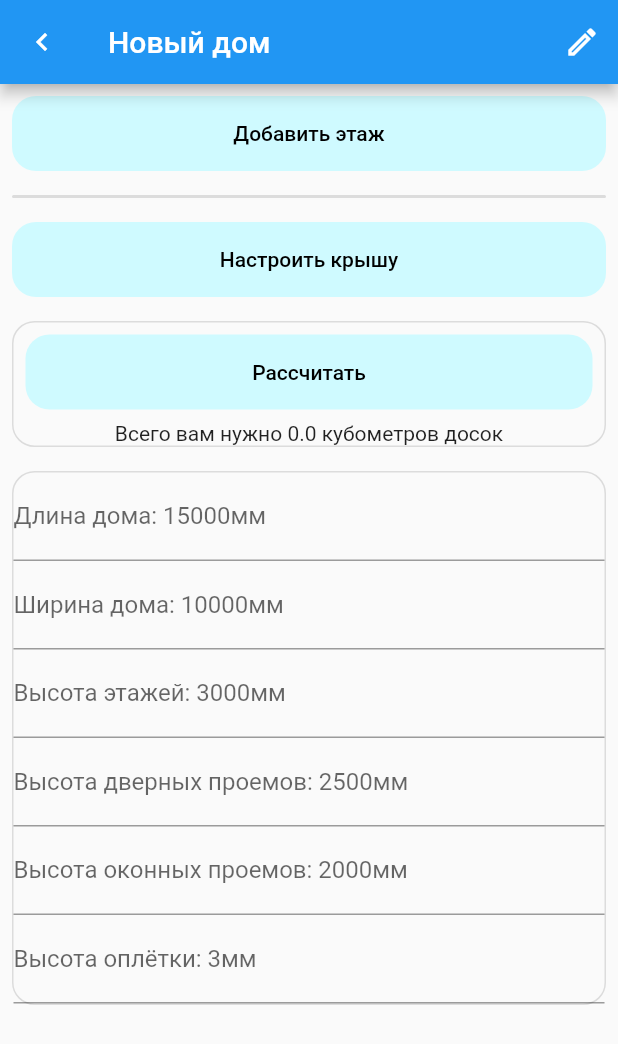
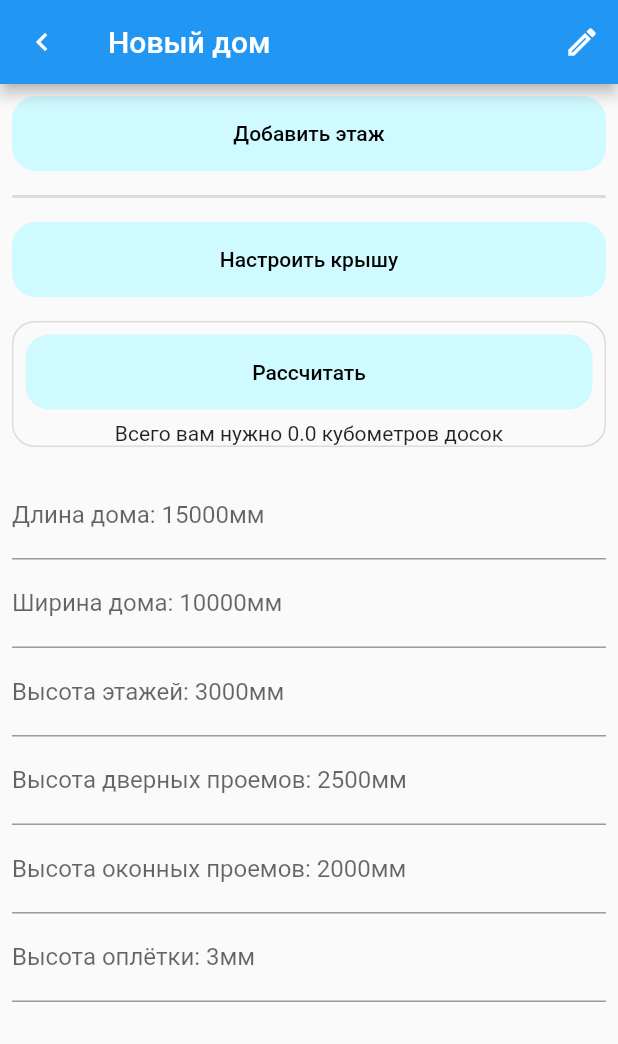
Before and after one commit to CpedaMonsterEnergyLover/BlockHouseCalculator, a Flutter app: the HousePage screen opened directly with empty values, on a phone screen of 412 x 824 dp. Shown: the top 1044 px of the screen. Run offline on Flutter 3.47's test engine with Material 2 defaults, Android fonts, the phone set to English and light mode, and no system bars.

Commit message:
commit and push...

```diff
--- a/lib/pages/edit_house/house_page.dart
+++ b/lib/pages/edit_house/house_page.dart
@@ -136,15 +136,9 @@ class _HousePageState extends State<HousePage> {
         ),
         Padding(
           padding: const EdgeInsets.all(8.0),
-          child: Container(
-            decoration: BoxDecoration(
-              borderRadius: BorderRadius.circular(15),
-              border: Border.all(color: Colors.black12),
-            ),
           child: Column(
             children: [
-                Container(
-                  child: IntegerInputField(
+              IntegerInputField(
                 labelText: 'Длина дома',
                 hintText: widget.house.settings.houseLength.toString(),
                 callback: (value) {
@@ -152,7 +146,6 @@ class _HousePageState extends State<HousePage> {
                     widget.house.settings.houseLength = value;
                   });
                 },
-                  ),
               ),
               IntegerInputField(
                 labelText: 'Ширина дома',
@@ -202,7 +195,6 @@ class _HousePageState extends State<HousePage> {
             ],
           ),
         ),
-        ),
       ]),
     );
   }
```
Lines whose indentation alone changed are shown as unchanged.
